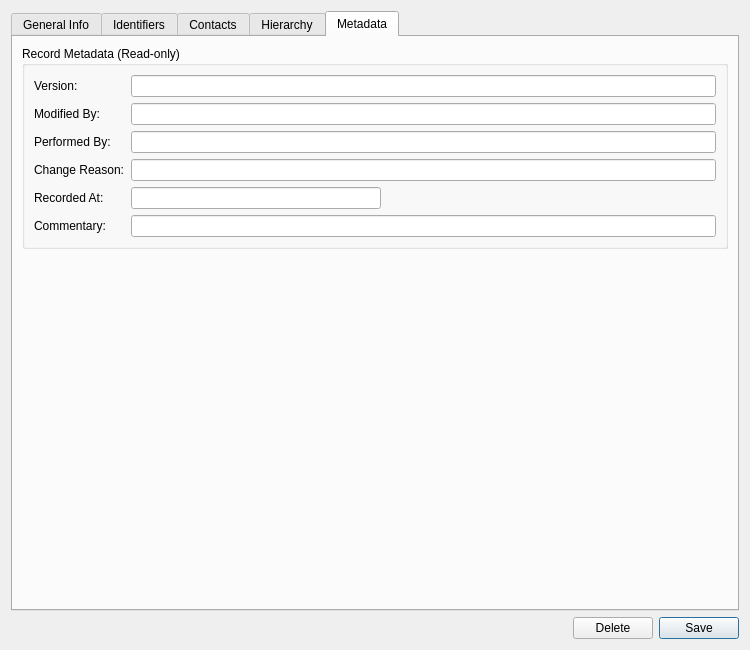
OreStudio/OreStudio, file projects/ores.qt/ui/EntityDetailDialog.ui: the form before one commit.
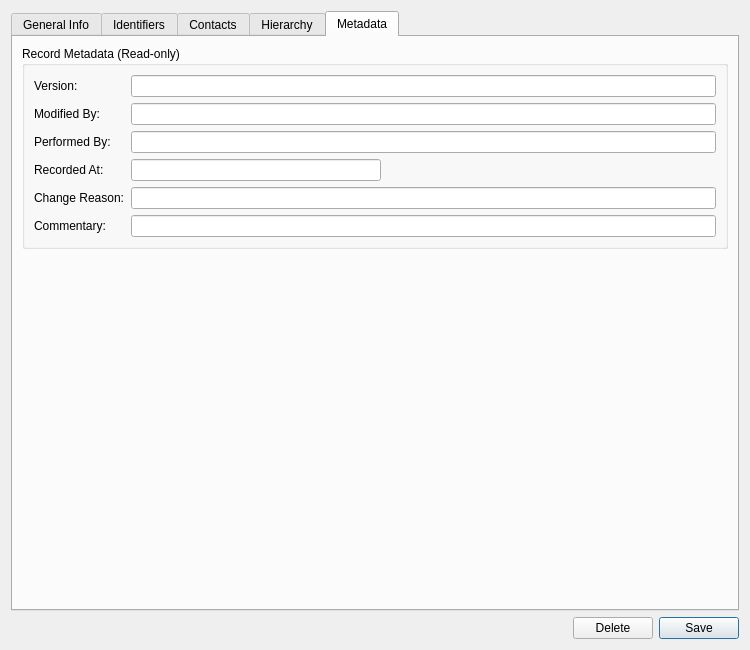
The form after the commit. The open tabs and pages were chosen to show the change.

Diff of the .ui file:
```diff
--- a/projects/ores.qt/ui/EntityDetailDialog.ui
+++ b/projects/ores.qt/ui/EntityDetailDialog.ui
@@ -231,28 +231,28 @@
             </property>
            </widget>
           </item>
-          <item row="3" column="0">
+          <item row="4" column="0">
            <widget class="QLabel" name="labelChangeReason">
             <property name="text">
              <string>Change Reason:</string>
             </property>
            </widget>
           </item>
-          <item row="3" column="1">
+          <item row="4" column="1">
            <widget class="QLineEdit" name="changeReasonEdit">
             <property name="readOnly">
              <bool>true</bool>
             </property>
            </widget>
           </item>
-          <item row="4" column="0">
+          <item row="3" column="0">
            <widget class="QLabel" name="labelRecordedAt">
             <property name="text">
              <string>Recorded At:</string>
             </property>
            </widget>
           </item>
-          <item row="4" column="1">
+          <item row="3" column="1">
            <widget class="QLineEdit" name="recordedAtEdit">
             <property name="readOnly">
              <bool>true</bool>
```
